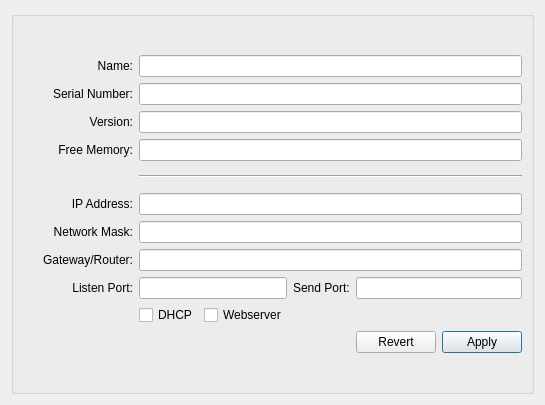
Qt form mchelper/branches/v25/layouts/inspector.ui (makingthings/makecontroller) before a commit.
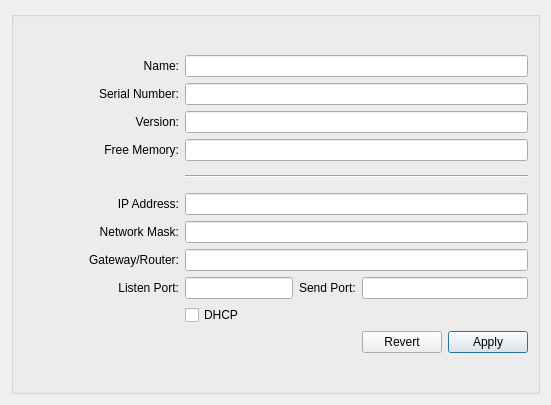
The same form after that commit.

Commit message: - remove webserver checkbox from inspector - add translation tags to user visible text

```diff
--- a/mchelper/branches/v25/layouts/inspector.ui
+++ b/mchelper/branches/v25/layouts/inspector.ui
@@ -5,7 +5,7 @@
    <rect>
     <x>0</x>
     <y>0</y>
-    <width>545</width>
+    <width>551</width>
     <height>405</height>
    </rect>
   </property>
@@ -228,14 +228,7 @@
         <item row="8" column="4" colspan="2" >
          <widget class="QLineEdit" name="sendPortEdit" />
         </item>
-        <item row="9" column="2" >
-         <widget class="QCheckBox" name="webserverBox" >
-          <property name="text" >
-           <string>Webserver</string>
-          </property>
-         </widget>
-        </item>
-        <item row="9" column="3" colspan="3" >
+        <item row="9" column="2" colspan="4" >
          <spacer>
           <property name="orientation" >
            <enum>Qt::Horizontal</enum>
```
Left out of the diff: 9 changed lines with no effect on the pictures. The commit also changes 7 other files.
